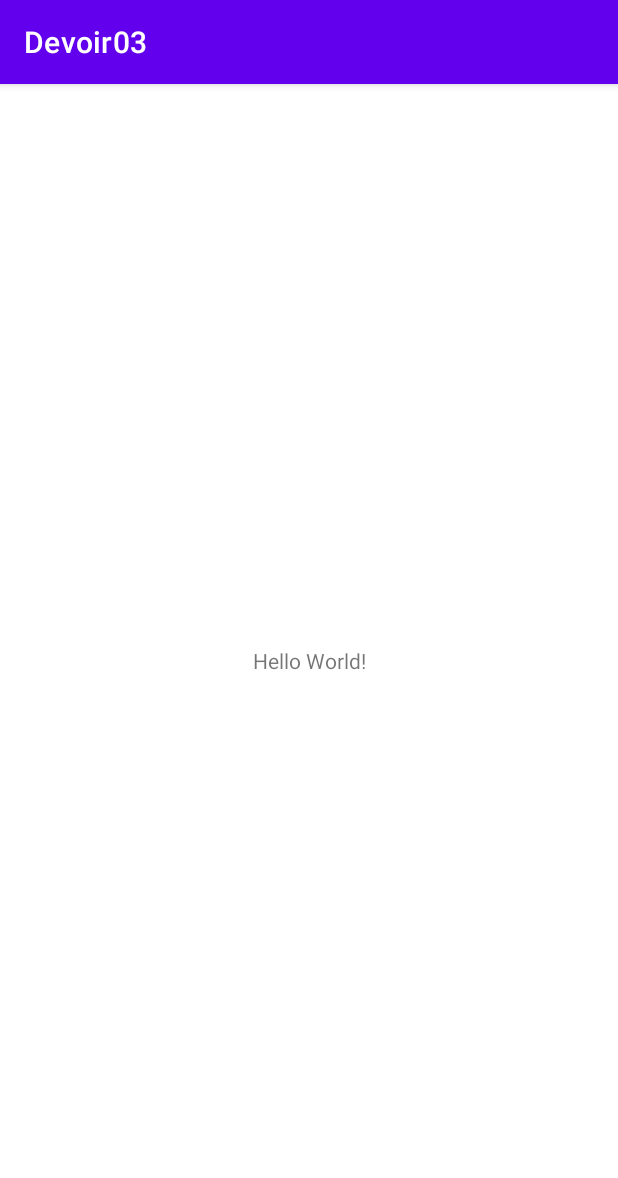
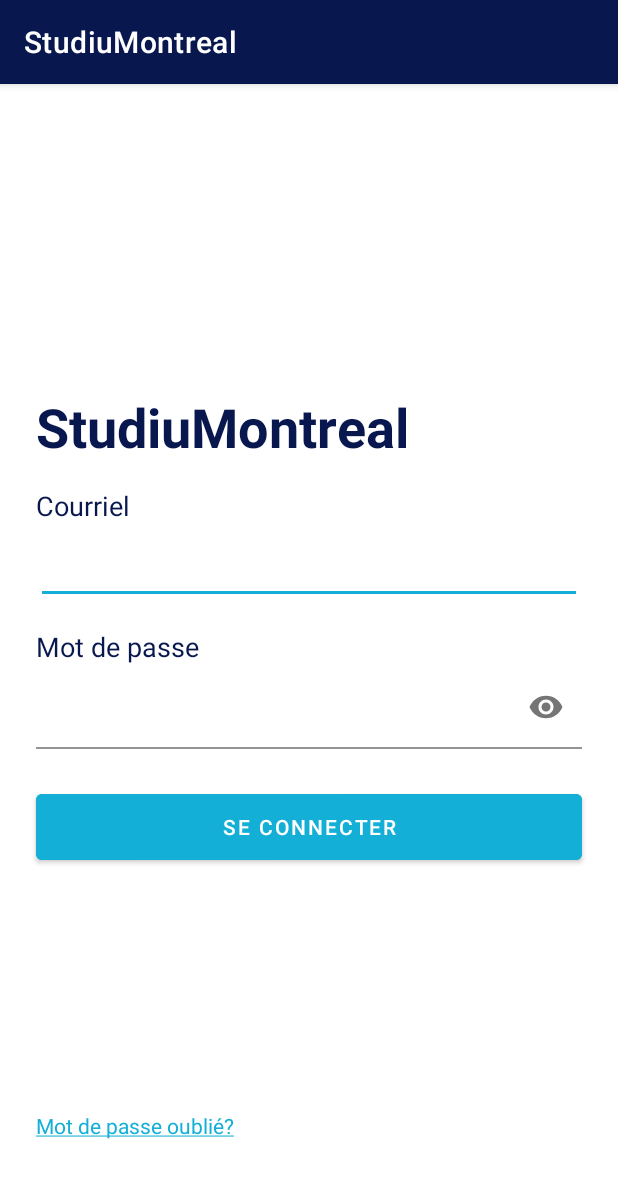
Before and after one commit to jayouimet/Devoir_03, an Android app: the screen it shows after launch (MainActivity before the commit, LoginActivity after it), on a phone screen of 412 x 824 dp. Shown: the top 1178 px of the screen. Run offline under Robolectric (Android 15) with nearby library versions, the phone set to English and light mode, and no system bars.

Commit message:
Auth et oubli mdp
Pour l'authentification, le courriel est Test  et le mdp est 1234
J'ai changé quelques couleurs du thème dans themes.xml
La MainActivity existe encore mais dans AndroidManifest.xml j'ai changé l'activité de départ pour LoginActivity.
À voir le TODO dans LoginActivity pour changer à la prochaine activitée post login.

```diff
--- a/Devoir03/app/build.gradle
+++ b/Devoir03/app/build.gradle
@@ -29,10 +29,12 @@ android {
 }
 
 dependencies {
-
     implementation 'androidx.appcompat:appcompat:1.2.0'
     implementation 'com.google.android.material:material:1.2.1'
     implementation 'androidx.constraintlayout:constraintlayout:2.0.4'
+    implementation 'androidx.annotation:annotation:1.1.0'
+    implementation 'androidx.lifecycle:lifecycle-livedata-ktx:2.2.0'
+    implementation 'androidx.lifecycle:lifecycle-viewmodel-ktx:2.2.0'
     testImplementation 'junit:junit:4.+'
     androidTestImplementation 'androidx.test.ext:junit:1.1.2'
     androidTestImplementation 'androidx.test.espresso:espresso-core:3.3.0'
--- /dev/null
+++ b/Devoir03/app/src/main/java/com/example/devoir03/LoginActivity.java
@@ -0,0 +1,90 @@
+package com.example.devoir03;
+
+import androidx.annotation.NonNull;
+import androidx.appcompat.app.AppCompatActivity;
+
+import android.content.Intent;
+import android.graphics.Color;
+import android.os.Bundle;
+import android.text.SpannableString;
+import android.text.Spanned;
+import android.text.TextPaint;
+import android.text.method.LinkMovementMethod;
+import android.text.style.ClickableSpan;
+import android.view.View;
+import android.widget.Button;
+import android.widget.TextView;
+import android.widget.Toast;
+
+import com.google.android.material.textfield.TextInputEditText;
+
+import org.w3c.dom.Text;
+
+public class LoginActivity extends AppCompatActivity {
+    private Button loginButton;
+    private TextInputEditText emailTextBox;
+    private TextInputEditText passwordTextBox;
+    private TextView connectionErrorLabel;
+
+    private TextView forgotPasswordLabel;
+
+    @Override
+    protected void onCreate(Bundle savedInstanceState) {
+        super.onCreate(savedInstanceState);
+        setContentView(R.layout.activity_login);
+
+        this.loginButton = findViewById(R.id.loginButton);
+        this.emailTextBox = findViewById(R.id.emailTextBox);
+        this.passwordTextBox = findViewById(R.id.passwordTextBox);
+        this.connectionErrorLabel = findViewById(R.id.connectionErrorLabel);
+        this.connectionErrorLabel.setVisibility(View.GONE);
+        this.forgotPasswordLabel = findViewById(R.id.forgotPasswordLabel);
+
+        this.setForgotPasswordLinkClickable();
+
+        this.loginButton.setOnClickListener(new View.OnClickListener() {
+            @Override
+            public void onClick(View view) {
+                if (auth()) {
+                    // TODO : Change to next activity, uncomment and change NEXT_ACTIVITY with the next activity name
+                    // Intent nextActivity = new Intent(LoginActivity.this, NEXT_ACTIVITY.class);
+                    // startActivity(nextActivity);
+                }
+                else {
+                    connectionErrorLabel.setText(getResources().getString(R.string.wrong_email_password_combinaison_label));
+                    connectionErrorLabel.setVisibility(View.VISIBLE);
+                }
+            }
+        });
+    }
+
+    private boolean auth()
+    {
+        if (this.emailTextBox.getText().toString().equals("Test") && this.passwordTextBox.getText().toString().equals("1234")) {
+            return true;
+        }
+        return false;
+    }
+
+    private void setForgotPasswordLinkClickable()
+    {
+        SpannableString spannableString = new SpannableString(this.forgotPasswordLabel.getText());
+        ClickableSpan clickableSpan = new ClickableSpan() {
+            @Override
+            public void onClick(View view) {
+                Intent nextActivity = new Intent(LoginActivity.this, ForgotPwdActivity.class);
+                startActivity(nextActivity);
+            }
+
+            @Override
+            public void updateDrawState(TextPaint ds) {
+                super.updateDrawState(ds);
+                ds.setColor(getColor(R.color.main_light_blue));
+
+            }
+        };
+        spannableString.setSpan(clickableSpan, 0, spannableString.length(), Spanned.SPAN_EXCLUSIVE_EXCLUSIVE);
+        this.forgotPasswordLabel.setText(spannableString);
+        this.forgotPasswordLabel.setMovementMethod(LinkMovementMethod.getInstance());
+    }
+}
--- /dev/null
+++ b/Devoir03/app/src/main/res/layout/activity_login.xml
@@ -0,0 +1,133 @@
+<?xml version="1.0" encoding="utf-8"?>
+<androidx.constraintlayout.widget.ConstraintLayout xmlns:android="http://schemas.android.com/apk/res/android"
+    xmlns:app="http://schemas.android.com/apk/res-auto"
+    xmlns:tools="http://schemas.android.com/tools"
+    android:layout_width="match_parent"
+    android:layout_height="match_parent"
+    tools:context=".LoginActivity">
+
+    <TextView
+        android:id="@+id/appNameLabel"
+        android:layout_width="0dp"
+        android:layout_height="wrap_content"
+        android:layout_marginStart="24dp"
+        android:layout_marginTop="204dp"
+        android:layout_marginEnd="24dp"
+        android:text="@string/app_name"
+        android:textColor="@color/main_dark_blue"
+        android:textSize="36sp"
+        android:textStyle="bold"
+        app:layout_constraintEnd_toEndOf="parent"
+        app:layout_constraintStart_toStartOf="parent"
+        app:layout_constraintTop_toTopOf="parent" />
+
+    <TextView
+        android:id="@+id/emailLabel"
+        android:layout_width="0dp"
+        android:layout_height="wrap_content"
+        android:layout_marginStart="24dp"
+        android:layout_marginTop="16dp"
+        android:layout_marginEnd="24dp"
+        android:text="@string/email_label"
+        android:textColor="@color/main_dark_blue"
+        android:textSize="18sp"
+        app:layout_constraintEnd_toEndOf="parent"
+        app:layout_constraintStart_toStartOf="parent"
+        app:layout_constraintTop_toBottomOf="@+id/connectionErrorLabel" />
+
+    <TextView
+        android:id="@+id/passwordLabel"
+        android:layout_width="0dp"
+        android:layout_height="wrap_content"
+        android:layout_marginStart="24dp"
+        android:layout_marginTop="16dp"
+        android:layout_marginEnd="24dp"
+        android:text="@string/password_label"
+        android:textColor="@color/main_dark_blue"
+        android:textSize="18sp"
+        app:layout_constraintEnd_toEndOf="parent"
+        app:layout_constraintHorizontal_bias="1.0"
+        app:layout_constraintStart_toStartOf="parent"
+        app:layout_constraintTop_toBottomOf="@+id/emailTextBox" />
+
+    <com.google.android.material.textfield.TextInputEditText
+        android:id="@+id/emailTextBox"
+        android:layout_width="0dp"
+        android:layout_height="wrap_content"
+        android:layout_marginStart="24dp"
+        android:layout_marginTop="8dp"
+        android:layout_marginEnd="24dp"
+        android:ems="10"
+        android:importantForAutofill="no"
+        android:inputType="textEmailAddress"
+        android:textColorLink="@color/main_light_blue"
+        android:textCursorDrawable="@color/main_light_blue"
+        app:layout_constraintEnd_toEndOf="parent"
+        app:layout_constraintStart_toStartOf="parent"
+        app:layout_constraintTop_toBottomOf="@+id/emailLabel" />
+
+    <com.google.android.material.textfield.TextInputLayout
+        android:id="@+id/password"
+        android:layout_width="0dp"
+        android:layout_height="wrap_content"
+        android:layout_marginStart="24dp"
+        android:layout_marginEnd="24dp"
+        android:backgroundTint="@android:color/transparent"
+        android:ems="10"
+        app:boxBackgroundColor="@android:color/transparent"
+        app:boxStrokeColor="@color/main_light_blue"
+        app:hintTextColor="@color/main_light_blue"
+        app:layout_constraintEnd_toEndOf="parent"
+        app:layout_constraintStart_toStartOf="parent"
+        app:layout_constraintTop_toBottomOf="@+id/passwordLabel"
+        app:passwordToggleEnabled="true">
+
+        <com.google.android.material.textfield.TextInputEditText
+            android:id="@+id/passwordTextBox"
+            android:layout_width="match_parent"
+            android:layout_height="match_parent"
+            android:backgroundTint="@android:color/transparent"
+            android:inputType="textPassword"
+            android:textColorLink="@color/main_light_blue"
+            android:textCursorDrawable="@color/main_light_blue" />
+    </com.google.android.material.textfield.TextInputLayout>
+
+    <Button
+        android:id="@+id/loginButton"
+        android:layout_width="0dp"
+        android:layout_height="56dp"
+        android:layout_marginStart="24dp"
+        android:layout_marginTop="24dp"
+        android:layout_marginEnd="24dp"
+        android:backgroundTint="@color/main_light_blue"
+        android:text="@string/login_label"
+        app:layout_constraintEnd_toEndOf="parent"
+        app:layout_constraintStart_toStartOf="parent"
+        app:layout_constraintTop_toBottomOf="@+id/password" />
+
+    <TextView
+        android:id="@+id/forgotPasswordLabel"
+        android:layout_width="0dp"
+        android:layout_height="wrap_content"
+        android:layout_marginStart="24dp"
+        android:layout_marginBottom="64dp"
+        android:text="@string/forgot_password_label"
+        android:textColor="@color/main_light_blue"
+        app:layout_constraintBottom_toBottomOf="parent"
+        app:layout_constraintStart_toStartOf="parent" />
+
+    <TextView
+        android:id="@+id/connectionErrorLabel"
+        android:layout_width="0dp"
+        android:layout_height="wrap_content"
+        android:layout_marginStart="24dp"
+        android:layout_marginTop="16dp"
+        android:layout_marginEnd="24dp"
+        android:text="@string/wrong_email_password_combinaison_label"
+        android:textColor="@color/design_default_color_error"
+        app:layout_constraintEnd_toEndOf="parent"
+        app:layout_constraintStart_toStartOf="parent"
+        app:layout_constraintTop_toBottomOf="@+id/appNameLabel"
+        tools:visibility="gone" />
+
+</androidx.constraintlayout.widget.ConstraintLayout>
--- a/Devoir03/app/src/main/res/values-night/themes.xml
+++ b/Devoir03/app/src/main/res/values-night/themes.xml
@@ -2,12 +2,12 @@
     <!-- Base application theme. -->
     <style name="Theme.Devoir03" parent="Theme.MaterialComponents.DayNight.DarkActionBar">
         <!-- Primary brand color. -->
-        <item name="colorPrimary">@color/purple_200</item>
-        <item name="colorPrimaryVariant">@color/purple_700</item>
+        <item name="colorPrimary">@color/main_dark_blue</item>
+        <item name="colorPrimaryVariant">@color/main_dark_blue</item>
         <item name="colorOnPrimary">@color/black</item>
         <!-- Secondary brand color. -->
-        <item name="colorSecondary">@color/teal_200</item>
-        <item name="colorSecondaryVariant">@color/teal_200</item>
+        <item name="colorSecondary">@color/main_light_blue</item>
+        <item name="colorSecondaryVariant">@color/main_light_blue</item>
         <item name="colorOnSecondary">@color/black</item>
         <!-- Status bar color. -->
         <item name="android:statusBarColor" tools:targetApi="l">?attr/colorPrimaryVariant</item>
--- a/Devoir03/app/src/main/res/values/colors.xml
+++ b/Devoir03/app/src/main/res/values/colors.xml
@@ -7,4 +7,6 @@
     <color name="teal_700">#FF018786</color>
     <color name="black">#FF000000</color>
     <color name="white">#FFFFFFFF</color>
+    <color name="main_dark_blue">#FF08184E</color>
+    <color name="main_light_blue">#13AFD6</color>
 </resources>
--- a/Devoir03/app/src/main/res/values/strings.xml
+++ b/Devoir03/app/src/main/res/values/strings.xml
@@ -1,3 +1,12 @@
 <resources>
-    <string name="app_name">Devoir03</string>
+    <string name="app_name">StudiuMontreal</string>
+    <string name="email_label">Courriel</string>
+    <string name="password_label">Mot de passe</string>
+    <string name="login_label">Se Connecter</string>
+    <string name="forgot_password_label">Mot de passe oublié?</string>
+    <string name="wrong_email_password_combinaison_label">La combinaison courriel/mot de passe entrée est erronée.</string>
+
+    <string name="forgot_password_title_label">Mot de passe oublié</string>
+    <string name="forgot_password_reinitialise_label">Réinitialiser</string>
+    <string name="forgot_password_message_sent_label">Un lien de réinitialisation a été envoyé par courriel. (Fonctionnalité non implémentée)</string>
 </resources>
--- a/Devoir03/app/src/main/res/values/themes.xml
+++ b/Devoir03/app/src/main/res/values/themes.xml
@@ -2,12 +2,12 @@
     <!-- Base application theme. -->
     <style name="Theme.Devoir03" parent="Theme.MaterialComponents.DayNight.DarkActionBar">
         <!-- Primary brand color. -->
-        <item name="colorPrimary">@color/purple_500</item>
-        <item name="colorPrimaryVariant">@color/purple_700</item>
+        <item name="colorPrimary">@color/main_dark_blue</item>
+        <item name="colorPrimaryVariant">@color/main_dark_blue</item>
         <item name="colorOnPrimary">@color/white</item>
         <!-- Secondary brand color. -->
-        <item name="colorSecondary">@color/teal_200</item>
-        <item name="colorSecondaryVariant">@color/teal_700</item>
+        <item name="colorSecondary">@color/main_light_blue</item>
+        <item name="colorSecondaryVariant">@color/main_light_blue</item>
         <item name="colorOnSecondary">@color/black</item>
         <!-- Status bar color. -->
         <item name="android:statusBarColor" tools:targetApi="l">?attr/colorPrimaryVariant</item>
```
Also changed, not shown: Devoir03/app/src/main/AndroidManifest.xml (+8 -1 lines), Devoir03/app/src/main/java/com/example/devoir03/ForgotPwdActivity.java (added, +31 -0 lines), Devoir03/app/src/main/res/layout/activity_forgot_pwd.xml (added, +80 -0 lines).
